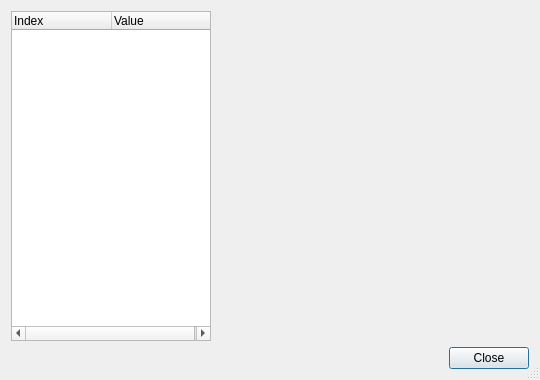
The window that src/qt/forms/fractionsdialog.ui (bitbaymarket/bitbay-core) describes before a commit, drawn with Qt 5.
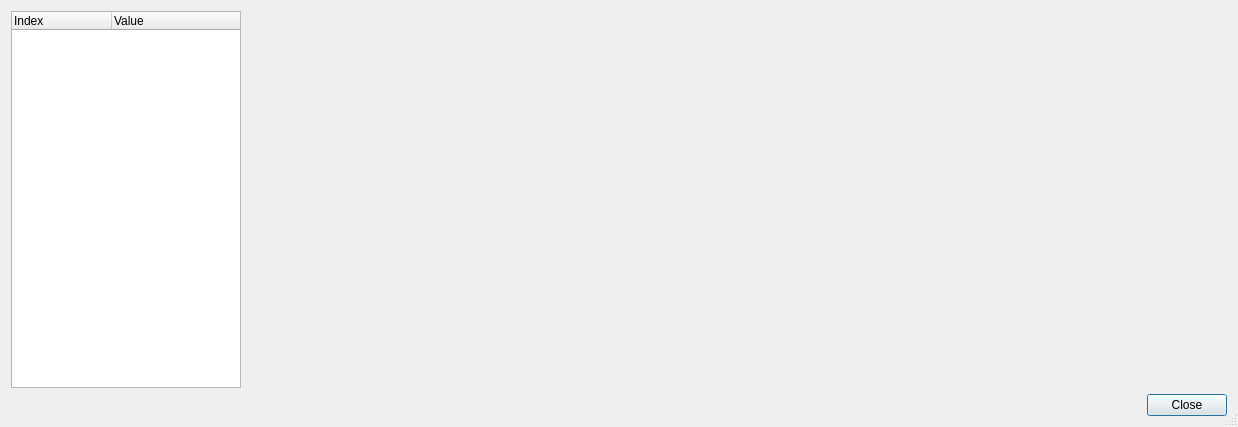
The same window after the commit.

The edit to the form file:
```diff
--- a/src/qt/forms/fractionsdialog.ui
+++ b/src/qt/forms/fractionsdialog.ui
@@ -6,8 +6,8 @@
    <rect>
     <x>0</x>
     <y>0</y>
-    <width>540</width>
-    <height>380</height>
+    <width>1238</width>
+    <height>427</height>
    </rect>
   </property>
   <property name="windowTitle">
@@ -40,10 +40,31 @@
      </property>
      <property name="minimumSize">
       <size>
-       <width>200</width>
+       <width>230</width>
        <height>0</height>
       </size>
      </property>
+     <property name="alternatingRowColors">
+      <bool>true</bool>
+     </property>
+     <property name="rootIsDecorated">
+      <bool>false</bool>
+     </property>
+     <property name="uniformRowHeights">
+      <bool>true</bool>
+     </property>
+     <property name="itemsExpandable">
+      <bool>false</bool>
+     </property>
+     <property name="sortingEnabled">
+      <bool>false</bool>
+     </property>
+     <property name="allColumnsShowFocus">
+      <bool>true</bool>
+     </property>
+     <property name="expandsOnDoubleClick">
+      <bool>false</bool>
+     </property>
      <column>
       <property name="text">
        <string>Index</string>
```
Left out of the diff: 19 changed lines with no effect on the pictures.
